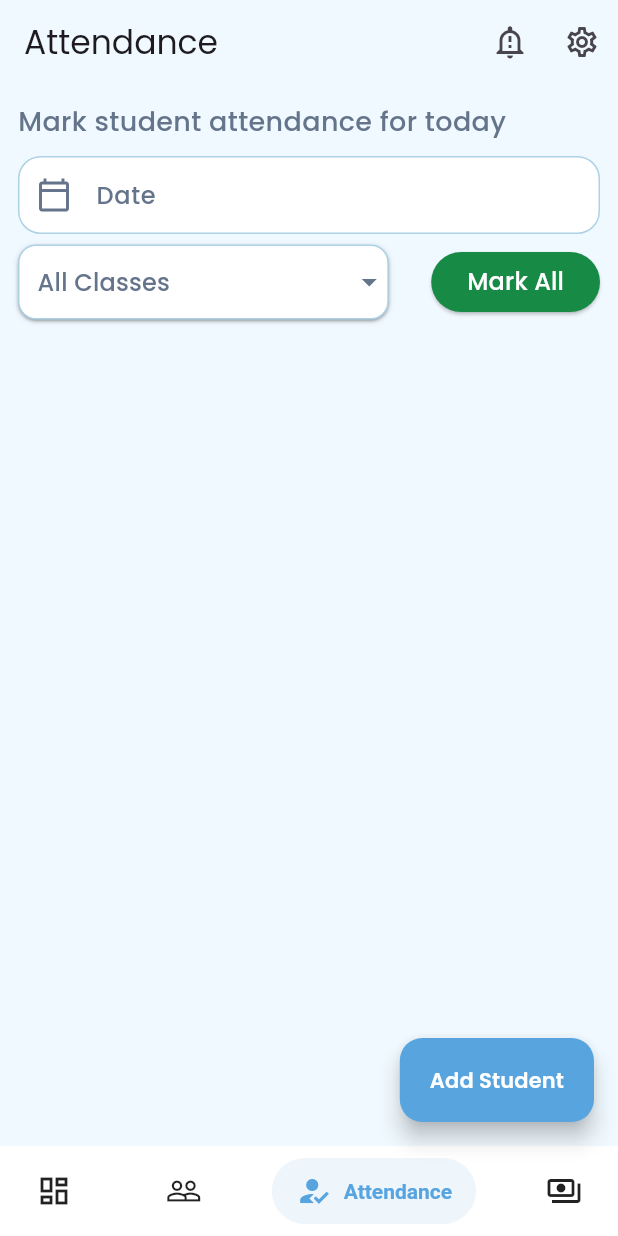
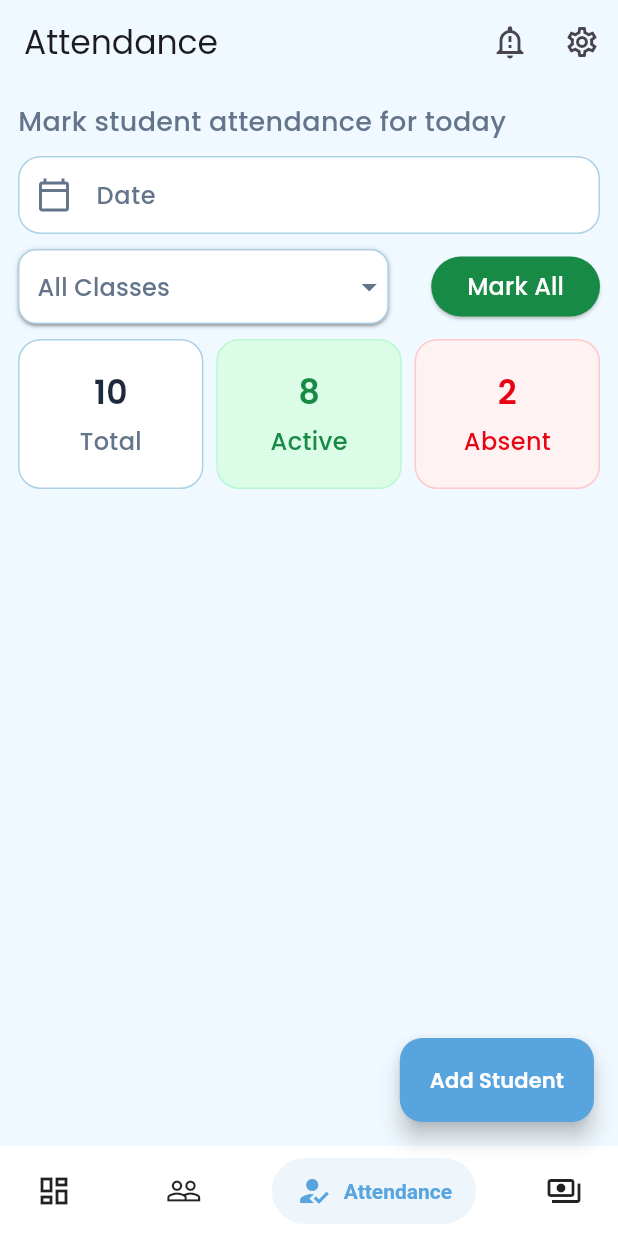
Before and after one commit to amrelmaadawy/teacher-system, a Flutter app: the LayoutView screen opened directly, item 3 of the bottom bar chosen, on a phone screen of 412 x 824 dp. Run offline on Flutter 3.47's test engine with Material 3 defaults, Android fonts, the phone set to English and light mode, and no system bars; drawn by our look-alikes of dropdown_button2, salomon_bottom_bar.

Commit message:
add students count row in attendance view

```diff
--- /dev/null
+++ b/lib/core/components/custom_students_count_row.dart
@@ -0,0 +1,44 @@
+
+import 'package:flutter/material.dart';
+import 'package:teacher_system/core/utils/app_colors.dart';
+import 'package:teacher_system/features/students/presentation/widgets/custom_students_card.dart';
+import 'package:teacher_system/generated/l10n.dart';
+
+class CustomStudentsCountRow extends StatelessWidget {
+  const CustomStudentsCountRow({
+    super.key,
+  });
+
+  @override
+  Widget build(BuildContext context) {
+    return Row(
+      mainAxisAlignment: MainAxisAlignment.spaceBetween,
+      children: [
+        CustomStudentsCard(
+          text: S.of(context).Total,
+          number: 10,
+          backGroundColor: lightWhiteColor,
+          textColor: lightSubTextColor,
+          numberColor: lightMainTextColor,
+          borderColor: lightBordersColor,
+        ),
+        CustomStudentsCard(
+          text: S.of(context).Active,
+          number: 8,
+          backGroundColor: lightGreenBackgroundColor,
+          textColor: lightGreenTextColor,
+          numberColor: lightGreenTextColor,
+          borderColor: lightGreenBorderColor,
+        ),
+        CustomStudentsCard(
+          text: S.of(context).Absent,
+          number: 2,
+          backGroundColor: lightRedBackgroundColor,
+          textColor: lightRedTextColor,
+          numberColor: lightRedTextColor,
+          borderColor: lightRedBorderColor,
+        ),
+      ],
+    );
+  }
+}
--- a/lib/features/attendance/presentation/views/attendance_view.dart
+++ b/lib/features/attendance/presentation/views/attendance_view.dart
@@ -1,5 +1,6 @@
 import 'package:flutter/material.dart';
 import 'package:teacher_system/core/components/custom_drop_down_menu.dart';
+import 'package:teacher_system/core/components/custom_students_count_row.dart';
 import 'package:teacher_system/core/components/custom_text_form_field.dart';
 import 'package:teacher_system/core/utils/app_colors.dart';
 import 'package:teacher_system/core/utils/app_size.dart';
@@ -42,7 +43,7 @@ class _AttendanceViewState extends State<AttendanceView> {
             },
             keyboardType: TextInputType.datetime,
           ),
-          SizedBox(height: 7),
+          SizedBox(height: 10),
 
           Row(
             mainAxisAlignment: MainAxisAlignment.spaceBetween,
@@ -66,6 +67,8 @@ class _AttendanceViewState extends State<AttendanceView> {
               ),
             ],
           ),
+          SizedBox(height: 10),
+          CustomStudentsCountRow(),
         ],
       ),
     );
```
Also changed, not shown: lib/features/students/presentation/views/students_view.dart (+2 -30 lines).
